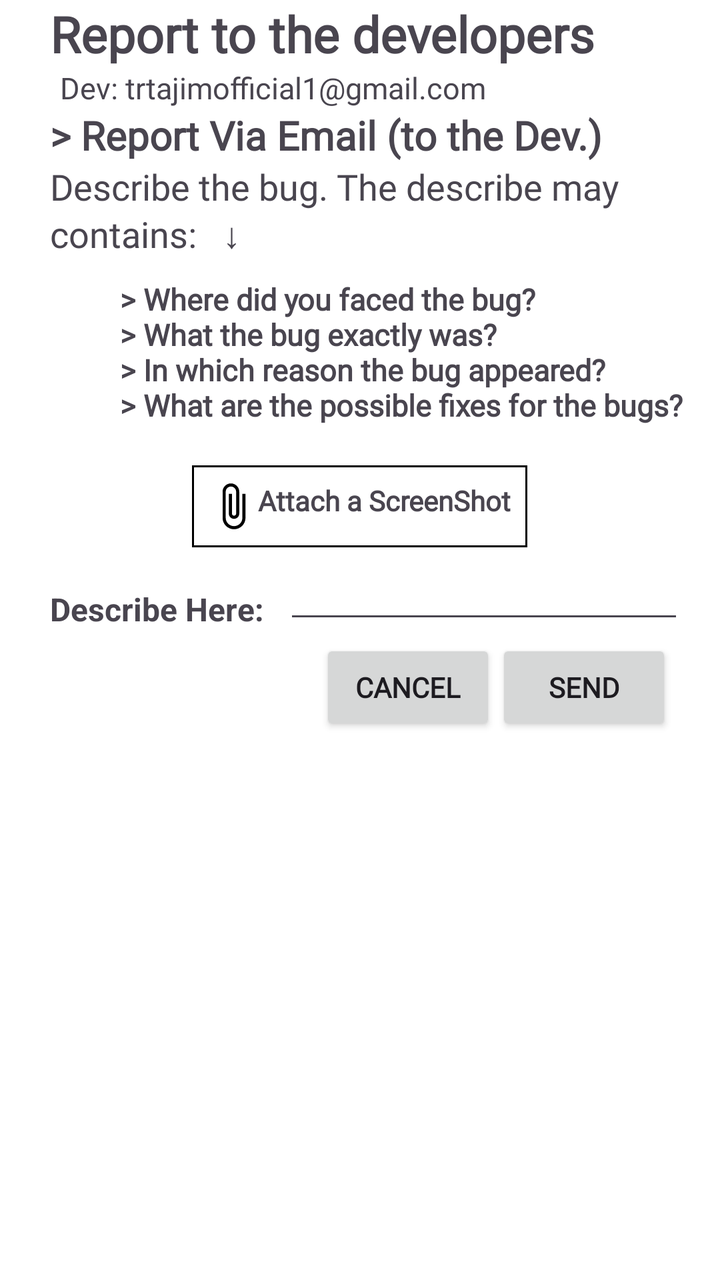
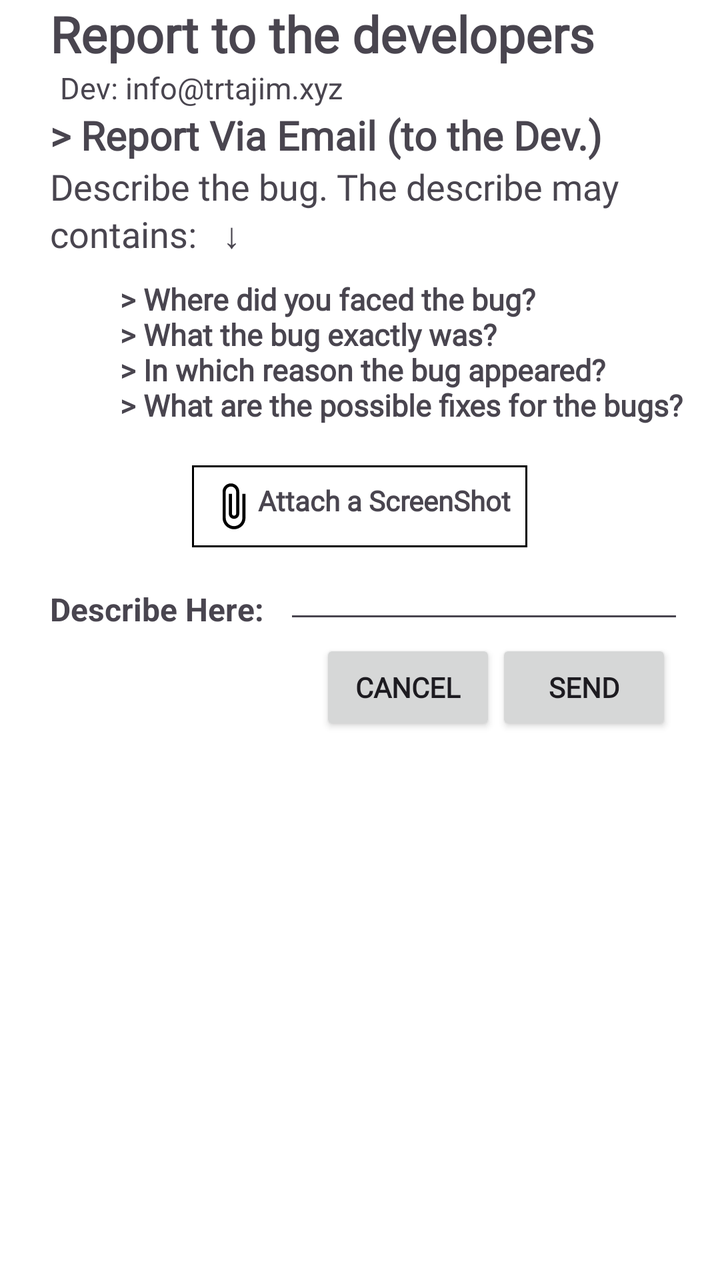

The first picture is an Android layout as it rendered before a commit; the second is the same layout after the commit. The layout source and the unified diff follow.
<!-- AndroidManifest.xml: application theme Theme.HisabKorun -->
<!-- res/layout/fragment_bug.xml -->
<?xml version="1.0" encoding="utf-8"?>
<RelativeLayout xmlns:android="http://schemas.android.com/apk/res/android"
    xmlns:tools="http://schemas.android.com/tools"
    android:layout_width="match_parent"
    android:layout_height="match_parent"
    android:background="#fff"
    tools:context=".BugFragment">




    <TextView

        android:id="@+id/report_dev_txt_op"
        android:layout_width="wrap_content"
        android:layout_height="wrap_content"
        android:text="Report to the developers "
        android:textStyle="bold"
        android:textSize="25dp"

        android:fontFamily="@font/ballo"
        android:layout_marginLeft="25dp"/>

    <TextView


        android:id="@+id/txt2"
        android:layout_width="wrap_content"
        android:layout_height="wrap_content"
        android:text="Dev: trtajimofficial1@gmail.com"
        android:layout_below="@+id/report_dev_txt_op"
        android:layout_marginLeft="30dp"
        android:textSize="15dp"
        android:fontFamily="@font/ballo"/>

    <TextView


        android:id="@+id/via_txt_op"
        android:layout_width="wrap_content"
        android:layout_height="wrap_content"
        android:text="> Report Via Email (to the Dev.)"
        android:textSize="20dp"
        android:fontFamily="@font/ballo"
        android:textStyle="bold"
        android:layout_below="@+id/txt2"
        android:layout_marginLeft="25dp"/>

    <TextView
        android:id="@+id/describe_contain_txt_op"
        android:layout_width="wrap_content"
        android:layout_height="wrap_content"
        android:text="Describe the bug. The describe may contains:   ↓"
        android:fontFamily="@font/ballo"
        android:layout_below="@+id/via_txt_op"
        android:layout_marginLeft="25dp"
        android:textSize="18dp"/>
    <TextView


        android:id="@+id/describe_txt_op"
        android:layout_width="wrap_content"
        android:layout_height="wrap_content"
        android:text="> Where did you faced the bug?\n> What the bug exactly was?\n> In which reason the bug appeared?\n> What are the possible fixes for the bugs?"
        android:layout_below="@+id/describe_contain_txt_op"
        android:fontFamily="@font/ballo"
        android:textSize="15dp"
        android:textStyle="bold"
        android:translationY="10dp"
        android:layout_marginLeft="60dp"/>

    <LinearLayout


        android:id="@+id/txt6"
        android:layout_below="@+id/describe_txt_op"
        android:layout_width="wrap_content"
        android:layout_height="wrap_content"
        android:orientation="horizontal"
        android:layout_centerHorizontal="true"
        android:layout_marginTop="20dp"
        android:background="@drawable/shade"
        android:translationY="10dp"

        android:padding="8dp"
        >

        <ImageView
            android:layout_width="25dp"
            android:layout_height="25dp"
            android:src="@drawable/baseline_attach_file_24"/>
        <TextView
            android:layout_width="wrap_content"
            android:layout_height="wrap_content"
            android:text="Attach a ScreenShot"
            android:textStyle="bold"
            android:fontFamily="@font/ballo"/>



    </LinearLayout>



    <TextView


        android:id="@+id/txt7"
        android:layout_width="wrap_content"
        android:layout_height="wrap_content"
        android:text="Describe Here:"
        android:layout_below="@+id/txt6"
        android:textSize="16dp"
        android:textStyle="bold"
        android:layout_marginLeft="25dp"
        android:translationY="10dp"

        android:layout_marginTop="20dp"/>

    <EditText


        android:id="@+id/ed_bug"
        android:layout_width="200dp"
        android:layout_height="wrap_content"
        android:maxHeight="300dp"
        android:layout_toRightOf="@+id/txt7"
        android:layout_below="@+id/txt6"
        android:translationY="17dp"
        android:text=""
        android:textSize="14dp"

        android:layout_marginLeft="10dp"/>

    <androidx.appcompat.widget.AppCompatButton



        android:id="@+id/cancel_button_bug"
        android:layout_width="wrap_content"
        android:layout_height="wrap_content"
        android:text="Cancel"
        android:layout_below="@id/ed_bug"
        android:translationY="10dp"


        android:fontFamily="@font/ballo"
        android:textStyle="bold"
        android:layout_marginLeft="160dp"
        android:layout_marginTop="10dp"/>
    <androidx.appcompat.widget.AppCompatButton


        android:id="@+id/btn_bug"
        android:layout_width="wrap_content"
        android:layout_height="wrap_content"
        android:text="Send"
        android:layout_below="@id/ed_bug"
        android:translationY="10dp"

        android:layout_toRightOf="@+id/cancel_button_bug"
        android:layout_centerHorizontal="true"
        android:fontFamily="@font/ballo"
        android:textStyle="bold"
        android:layout_marginTop="10dp"/>















</RelativeLayout>
<!-- resources referenced by this layout -->
<resources>
  <!-- drawable baseline_attach_file_24 (drawable) -->
  <vector xmlns:android="http://schemas.android.com/apk/res/android" android:height="24dp" android:tint="#000000" android:viewportHeight="24" android:viewportWidth="24" android:width="24dp">
        
      <path android:fillColor="@android:color/white" android:pathData="M16.5,6v11.5c0,2.21 -1.79,4 -4,4s-4,-1.79 -4,-4V5c0,-1.38 1.12,-2.5 2.5,-2.5s2.5,1.12 2.5,2.5v10.5c0,0.55 -0.45,1 -1,1s-1,-0.45 -1,-1V6H10v9.5c0,1.38 1.12,2.5 2.5,2.5s2.5,-1.12 2.5,-2.5V5c0,-2.21 -1.79,-4 -4,-4S7,2.79 7,5v12.5c0,3.04 2.46,5.5 5.5,5.5s5.5,-2.46 5.5,-5.5V6h-1.5z"/>
      
  </vector>
  <!-- drawable shade (drawable) -->
  <?xml version="1.0" encoding="utf-8"?>
  <layer-list xmlns:android="http://schemas.android.com/apk/res/android" >
  
  
      <item>
          <shape android:shape="rectangle" >
              <solid android:color="#000000" />
              <corners android:radius="0dp" />
          </shape>
      </item>
  
  
      <item
          android:bottom="1dp"
          android:left="1dp"
          android:right="1dp"
          android:top="1dp">
  
  
          <shape android:shape="rectangle" >
              <solid android:color="#FFFFFF" />
              <corners android:radius="0dp" />
          </shape>
  
          <shape android:shape="rectangle"  >
               <corners android:radius="20dip" />
               <stroke android:width="0dip"
                   android:color="#10000000" />
  
  
           </shape>
  
  
      </item>
  
  </layer-list>
  <style name="Theme.HisabKorun" parent="Base.Theme.HisabKorun" />
  <style name="Base.Theme.HisabKorun" parent="Theme.Material3.Light.NoActionBar">
          <item name="android:statusBarColor" tools:targetApi="l">#FFFFFF</item>
          <item name="android:windowLightStatusBar" tools:ignore="NewApi">true</item>
  
      </style>
</resources>

<!-- the commit's change to res/layout/fragment_bug.xml (unified diff, before → after) -->
@@ -27,7 +27,7 @@
         android:id="@+id/txt2"
         android:layout_width="wrap_content"
         android:layout_height="wrap_content"
-        android:text="Dev: trtajimofficial1@gmail.com"
+        android:text="Dev: info@trtajim.xyz"
         android:layout_below="@+id/report_dev_txt_op"
         android:layout_marginLeft="30dp"
         android:textSize="15dp"
